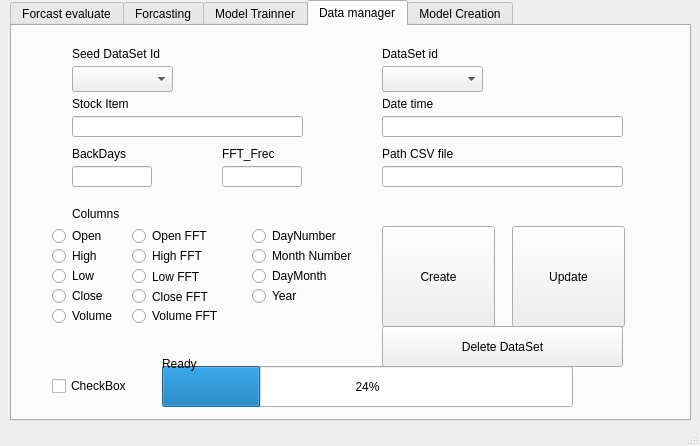
Above: QT_Files/GUI_FFT_LSTM_Stock.ui from eduardo-trejo-es/LSTM_GUI_DB before the change. Below: the same form after it.
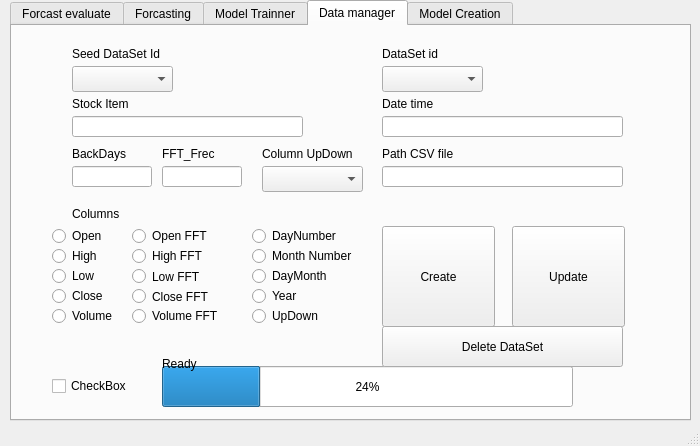
That is the form after the change. The open tabs and pages were chosen to show the change.

What changed in the file:
```diff
--- a/QT_Files/GUI_FFT_LSTM_Stock.ui
+++ b/QT_Files/GUI_FFT_LSTM_Stock.ui
@@ -1421,7 +1421,7 @@
      <widget class="QLineEdit" name="DaMa_txtLine_FFT_Frec">
       <property name="geometry">
        <rect>
-        <x>210</x>
+        <x>150</x>
         <y>140</y>
         <width>80</width>
         <height>21</height>
@@ -1431,7 +1431,7 @@
      <widget class="QLabel" name="DaMa_lbl_FFT_Frec">
       <property name="geometry">
        <rect>
-        <x>210</x>
+        <x>150</x>
         <y>120</y>
         <width>80</width>
         <height>16</height>
@@ -1467,6 +1467,42 @@
        <string>Delete DataSet</string>
       </property>
      </widget>
+     <widget class="QRadioButton" name="DaMa_radioBtn_Year_2">
+      <property name="geometry">
+       <rect>
+        <x>240</x>
+        <y>280</y>
+        <width>100</width>
+        <height>20</height>
+       </rect>
+      </property>
+      <property name="text">
+       <string>UpDown</string>
+      </property>
+     </widget>
+     <widget class="QLabel" name="DaMa_lbl_FFT_Frec_2">
+      <property name="geometry">
+       <rect>
+        <x>250</x>
+        <y>120</y>
+        <width>111</width>
+        <height>16</height>
+       </rect>
+      </property>
+      <property name="text">
+       <string>Column UpDown</string>
+      </property>
+     </widget>
+     <widget class="QComboBox" name="DaMa_ComBox_DataSet_Id_2">
+      <property name="geometry">
+       <rect>
+        <x>250</x>
+        <y>140</y>
+        <width>101</width>
+        <height>26</height>
+       </rect>
+      </property>
+     </widget>
     </widget>
     <widget class="QWidget" name="ModCrtion">
      <attribute name="title">
```
Left out of the diff: 2 changed lines with no effect on the pictures.
